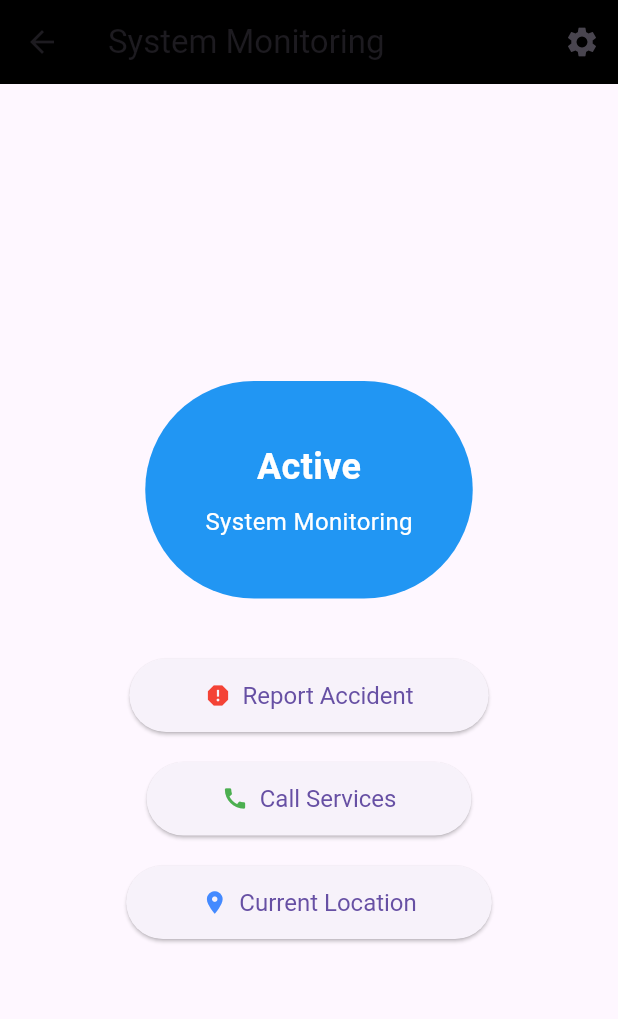
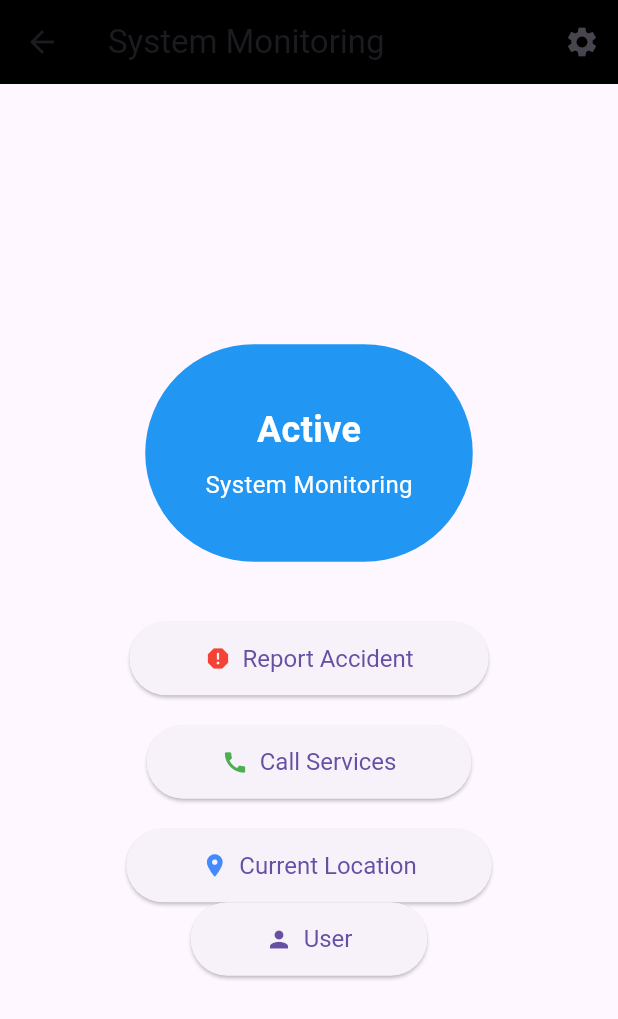
Before and after one commit to nab2914/Accident_Detection_and_Response_System, a Flutter app: the MonitoringPage screen opened by its route, on a phone screen of 412 x 824 dp. Shown: the top 1019 px of the screen. Run offline on Flutter 3.47's test engine with Material 3 defaults, Android fonts, the phone set to English and light mode, and no system bars.

Commit message:
initial commit

```diff
--- a/lib/monitoringscreen.dart
+++ b/lib/monitoringscreen.dart
@@ -1,4 +1,5 @@
 import 'package:flutter/material.dart';
+import 'userpage.dart';
 class MonitoringPage extends StatelessWidget {
   @override
   Widget build(BuildContext context) {
@@ -104,6 +105,20 @@ class MonitoringPage extends StatelessWidget {
                   textStyle: TextStyle(fontSize: 16),
                 ),
               ),
+              ElevatedButton.icon(
+                  onPressed: () {
+                     Navigator.push(
+                      context,
+                            MaterialPageRoute(builder: (context) => UserPage()),
+                          );
+                        },
+                        icon: Icon(Icons.person),
+                        label: Text('User'),
+                        style: ElevatedButton.styleFrom(
+                          padding: EdgeInsets.symmetric(horizontal: 50, vertical: 15),
+                          textStyle: TextStyle(fontSize: 16),
+                        ),
+                      ),
             ],
           ),
         ),
```
Also changed, not shown: lib/userpage.dart (added, +49 -0 lines).
